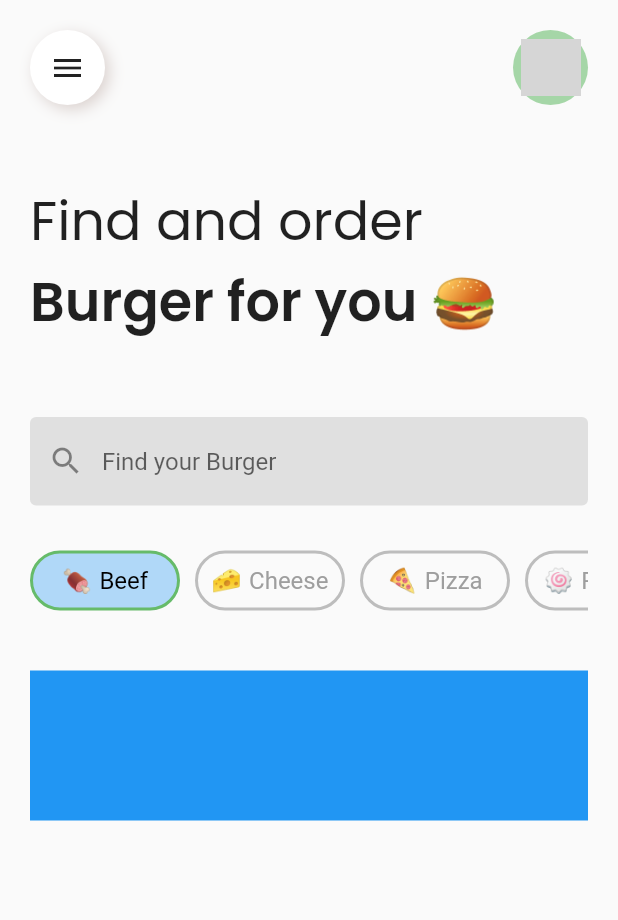
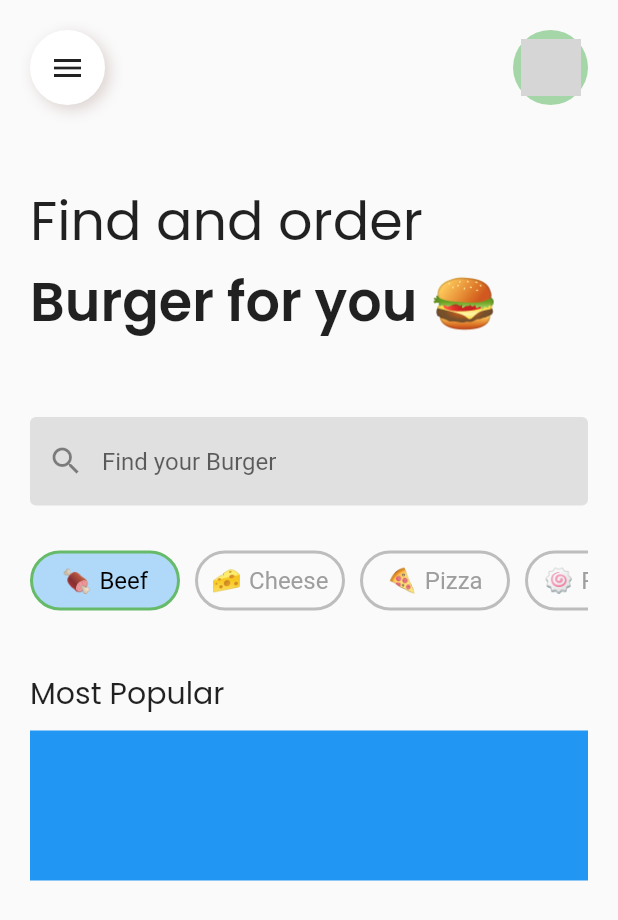
Before and after one commit to Lakshit-Chiranjiv/Burger-App-UI, a Flutter app: the AppHomePage screen opened directly, on a phone screen of 412 x 824 dp. Shown: the top 920 px of the screen. Run offline on Flutter 3.47's test engine with Material 2 defaults, Android fonts, the light colour scheme and no system bars; our stand-ins replace google_fonts; grey boxes are pictures that could not be loaded.

Commit message:
most popular text

```diff
--- a/lib/app_home_page.dart
+++ b/lib/app_home_page.dart
@@ -267,6 +267,17 @@ class _AppHomePageState extends State<AppHomePage> {
               const SizedBox(
                 height: 20,
               ),
+              Row(
+                mainAxisAlignment: MainAxisAlignment.start,
+                children: [
+                  Text('Most Popular', style: GoogleFonts.poppins(
+                    fontSize: 20,
+                  ),),
+                ],
+              ),
+              const SizedBox(
+                height: 10,
+              ),
               Visibility(
                 visible: tab == 0,
                 child: Container(
```
